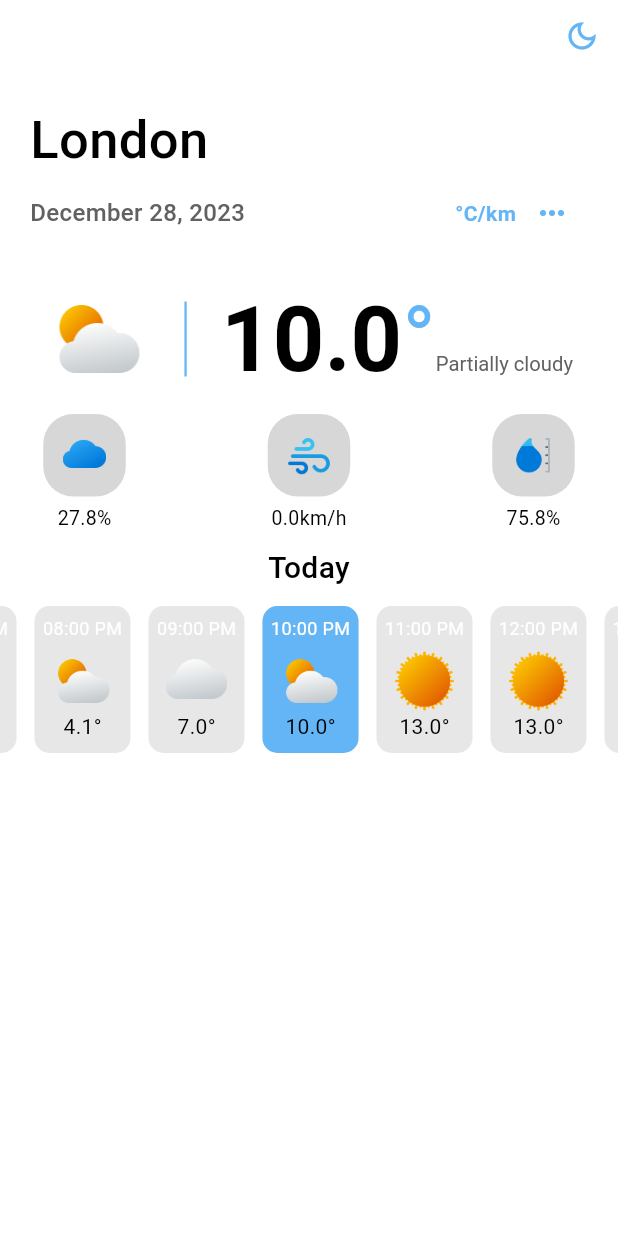
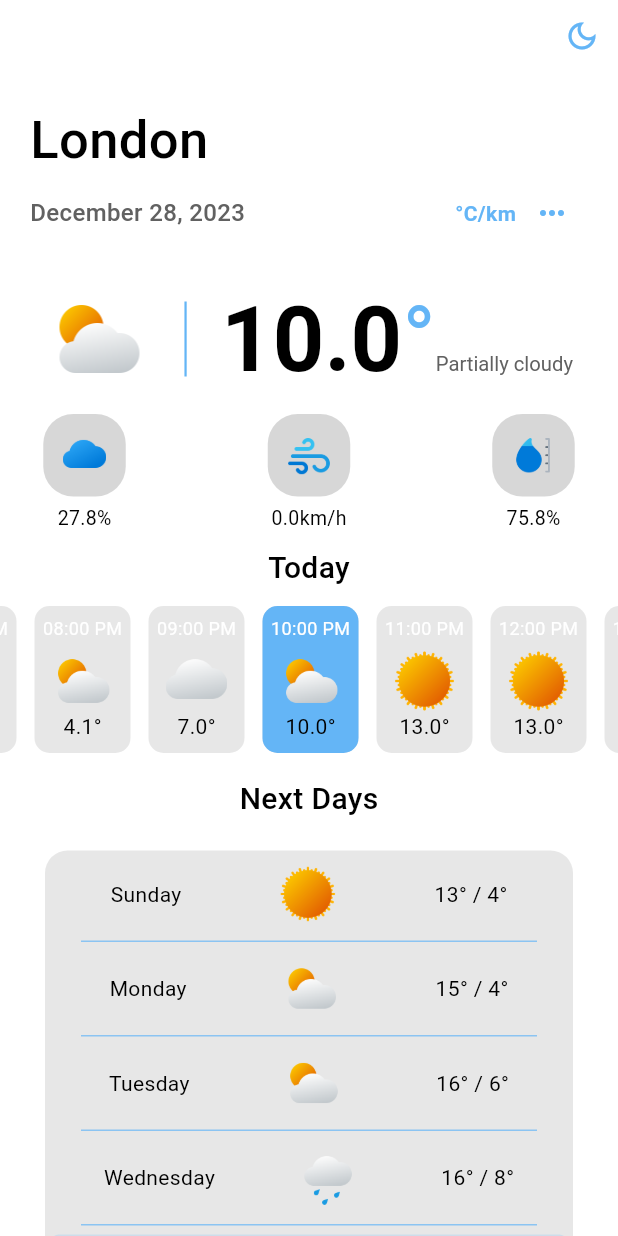
Before and after one commit to Koru-zed/Weather_App, a Flutter app: the screen it shows after launch, on a phone screen of 412 x 824 dp. Run offline on Flutter 3.47's test engine with Material 3 defaults, Android fonts, the light colour scheme and no system bars; our stand-ins replace dio, geocoding, geolocator, get, shared_preferences.

Commit message:
update ui with next Days data

```diff
--- a/weather_app/lib/controllers/controller.dart
+++ b/weather_app/lib/controllers/controller.dart
@@ -43,6 +43,7 @@ class GlobalController extends GetxController {
   @override
   void onInit() {
     super.onInit();
+    // print('rrr = > ${currentTime.value.}');
     if (_isLoading.isTrue) getLocation();
   }
 
--- a/weather_app/lib/models/weather_data/day.dart
+++ b/weather_app/lib/models/weather_data/day.dart
@@ -1,8 +1,10 @@
 import 'package:get/get.dart';
+import 'package:intl/intl.dart';
 import 'hour.dart';
 
 class Day {
   RxString? datetime;
+  RxString? nameday;
   RxDouble? tempmax;
   RxDouble? tempmin;
   RxDouble? temp;
@@ -24,6 +26,7 @@ class Day {
 
   Day({
     this.datetime,
+    this.nameday,
     this.tempmax,
     this.tempmin,
     this.temp,
@@ -46,6 +49,7 @@ class Day {
 
   factory Day.fromJson(Map<String, dynamic> json) => Day(
         datetime: (json['datetime'] as String).obs,
+        nameday: DateFormat('EEEE').format(DateTime.parse(json['datetime'] as String)).obs,
         tempmax: _roundTemperature((json['tempmax'] as double).obs),
         tempmin: _roundTemperature((json['tempmin'] as double).obs),
         temp: _roundTemperature((json['temp'] as double).obs),
--- a/weather_app/lib/models/weather_data/weather_data.dart
+++ b/weather_app/lib/models/weather_data/weather_data.dart
@@ -1,4 +1,4 @@
-import 'current_day.dart';
+
 import 'day.dart';
 import 'package:get/get.dart';
 
--- a/weather_app/lib/pages/home_page.dart
+++ b/weather_app/lib/pages/home_page.dart
@@ -1,11 +1,10 @@
 import 'package:flutter/material.dart';
 import 'package:get/get.dart';
 import 'package:weather_app/controllers/controller.dart';
-import 'package:weather_app/models/weather_data/current_day.dart';
+import 'package:weather_app/pages/widgets/daily_weather.dart';
 import 'package:weather_app/pages/widgets/header.dart';
 import 'package:weather_app/pages/widgets/current_weather.dart';
 import 'package:weather_app/pages/widgets/hourly_weather.dart';
-import 'package:weather_app/models/weather_data/current_day.dart';
 
 class Home extends StatefulWidget {
   const Home({super.key});
@@ -33,7 +32,7 @@ class _HomeState extends State<Home> {
             ? const Center(
                 child: CircularProgressIndicator(color: Colors.blue),
               )
-            : Column(
+            : ListView(
                 children: [
                   Container(
                     alignment: Alignment.topRight,
@@ -46,7 +45,8 @@ class _HomeState extends State<Home> {
                         )),
                   ),
                   const Header(),
-                  const CurrentWeather()
+                  const CurrentWeather(),
+                  const DailyWeather()
 
                   // HourlyWeather(currentDay: _controller.weatherData.current!),
                 ],
--- a/weather_app/lib/pages/widgets/current_weather.dart
+++ b/weather_app/lib/pages/widgets/current_weather.dart
@@ -98,10 +98,10 @@ class _CurrentWeatherState extends State<CurrentWeather> {
           return '${currentDay.hours![_controller.currentHourTime].humidity}%';
         case 'windspeed':
           return '${currentDay.hours![_controller.currentHourTime].windspeed}${_controller.units[1]}/h';
-        case 'sunrise':
-          return '${currentDay.sunrise} PM';
-        case 'sunset':
-          return '${currentDay.sunset} AM';
+        // case 'sunrise':
+        //   return '${currentDay.sunrise} PM';
+        // case 'sunset':
+        //   return '${currentDay.sunset} AM';
         // Add more cases for other properties
         default:
           throw Exception('Property $name not found');
--- /dev/null
+++ b/weather_app/lib/pages/widgets/daily_weather.dart
@@ -0,0 +1,79 @@
+import 'package:flutter/material.dart';
+import 'package:get/get.dart';
+import 'package:intl/intl.dart';
+import 'package:weather_app/controllers/controller.dart';
+import 'package:weather_app/models/weather_data/day.dart';
+
+class DailyWeather extends StatefulWidget {
+  const DailyWeather({Key? key}) : super(key: key);
+
+  @override
+  _DailyWeatherState createState() => _DailyWeatherState();
+}
+
+class _DailyWeatherState extends State<DailyWeather> {
+  GlobalController _controller = Get.put(GlobalController());
+
+
+  @override
+  Widget build(BuildContext context) {
+    return Column(
+      children: [
+        Container(
+          margin: EdgeInsets.only(top: 10),
+          child: Text('Next Days', style: TextStyle(fontWeight: FontWeight.w500, fontSize: 20),)),
+        Container(
+          margin: const EdgeInsets.fromLTRB(30, 20, 30, 30),
+          padding: const EdgeInsets.all(4),
+          decoration: BoxDecoration(
+            boxShadow: [
+              BoxShadow(
+                color: Theme.of(context)
+                    .colorScheme
+                    .tertiary
+                    .withOpacity(0.15),
+              ),
+            ],
+            borderRadius: BorderRadius.circular(15),
+            // color: Theme.of(context).colorScheme.tertiary.withOpacity(0.25),
+          ),
+          child: Column(
+            children: List.generate(7, (index) {
+              Day day = _controller.weatherData.days![index + 1];
+              return Column(
+                children: [
+                  Container(
+                    height: 50,
+                    // margin: const EdgeInsets.only(left:20, right: 20),
+                    decoration: BoxDecoration(
+                      borderRadius: BorderRadius.circular(5),
+                      color: _controller.currentTime.value.day == DateTime.parse(day.datetime!.value).day ? Theme.of(context).colorScheme.secondary.withOpacity(0.2) : null
+                    ),
+                    padding: const EdgeInsets.only(left: 10, right: 10),
+                    child: Row(
+                      mainAxisAlignment: MainAxisAlignment.spaceAround,
+                      children: [
+                        Text('${day.nameday}'),
+                        Padding(
+                          padding: const EdgeInsets.all(6),
+                          child: Image.asset(
+                                'assets/weather/${day.icon}.png',),
+                        ),
+                        Text('${(day.tempmax!.value.toInt())}° / ${day.tempmin!.value.toInt()}°'),
+                      ],
+                    ),
+                  ),
+                  if (index < 6) Container(
+                    height: 1,
+                    margin: const EdgeInsets.only(top: 6, left: 20, right: 20, bottom: 6),
+                    color: Theme.of(context).colorScheme.secondary.withOpacity(0.7),
+                  )
+                ]
+              );
+            }),
+          ),
+        ),
+      ]
+    );
+  }
+}
--- a/weather_app/lib/pages/widgets/hourly_weather.dart
+++ b/weather_app/lib/pages/widgets/hourly_weather.dart
@@ -66,7 +66,7 @@ class _HourlyWeatherState extends State<HourlyWeather> {
                     _controller.cardIndex.value = index;
 
                     // Calculate the offset to center the selected card
-                    double offset = index * 76 - widget.middleWidth + 32;
+                    double offset = index * 76.4 - widget.middleWidth + 32;
                     offset = offset.clamp(0.0, widget.maxOffset);
 
                     // Scroll to the calculated offset
```
Also changed, not shown: weather_app/lib/models/weather_data/current_day.dart (deleted, +0 -80 lines), weather_app/assets/weather/rain.png (added).
